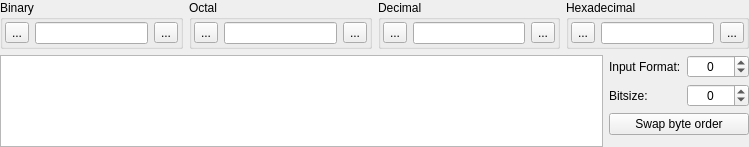
First picture: the form in UI/NumbersWidget.ui, repository testmana2/test, before the edit.
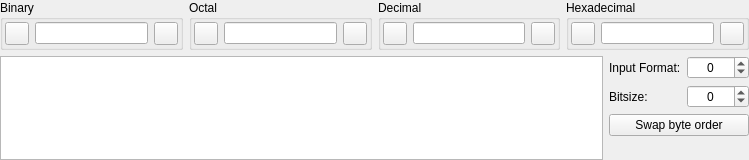
Second picture: the form after the edit. Custom widgets are drawn as their Qt base class.

```diff
--- a/UI/NumbersWidget.ui
+++ b/UI/NumbersWidget.ui
@@ -7,7 +7,7 @@
     <x>0</x>
     <y>0</y>
     <width>749</width>
-    <height>147</height>
+    <height>160</height>
    </rect>
   </property>
   <property name="windowTitle">
@@ -33,9 +33,6 @@
           <property name="toolTip">
            <string>Press to import the selected binary number</string>
           </property>
-          <property name="text">
-           <string>...</string>
-          </property>
          </widget>
         </item>
         <item>
@@ -53,9 +50,6 @@
           <property name="toolTip">
            <string>Press to send the binary number to the current editor</string>
           </property>
-          <property name="text">
-           <string>...</string>
-          </property>
          </widget>
         </item>
        </layout>
@@ -75,9 +69,6 @@
           <property name="toolTip">
            <string>Press to import the selected octal number</string>
           </property>
-          <property name="text">
-           <string>...</string>
-          </property>
          </widget>
         </item>
         <item>
@@ -95,9 +86,6 @@
           <property name="toolTip">
            <string>Press to send the octal number to the current editor</string>
           </property>
-          <property name="text">
-           <string>...</string>
-          </property>
          </widget>
         </item>
        </layout>
@@ -117,9 +105,6 @@
           <property name="toolTip">
            <string>Press to import the selected decimal number</string>
           </property>
-          <property name="text">
-           <string>...</string>
-          </property>
          </widget>
         </item>
         <item>
@@ -137,9 +122,6 @@
           <property name="toolTip">
            <string>Press to send the decimal number to the current editor</string>
           </property>
-          <property name="text">
-           <string>...</string>
-          </property>
          </widget>
         </item>
        </layout>
@@ -159,9 +141,6 @@
           <property name="toolTip">
            <string>Press to import the selected hex number</string>
           </property>
-          <property name="text">
-           <string>...</string>
-          </property>
          </widget>
         </item>
         <item>
@@ -179,9 +158,6 @@
           <property name="toolTip">
            <string>Press to send the hex number to the current editor</string>
           </property>
-          <property name="text">
-           <string>...</string>
-          </property>
          </widget>
         </item>
        </layout>
```
Left out of the diff: 58 changed lines with no effect on the pictures.
